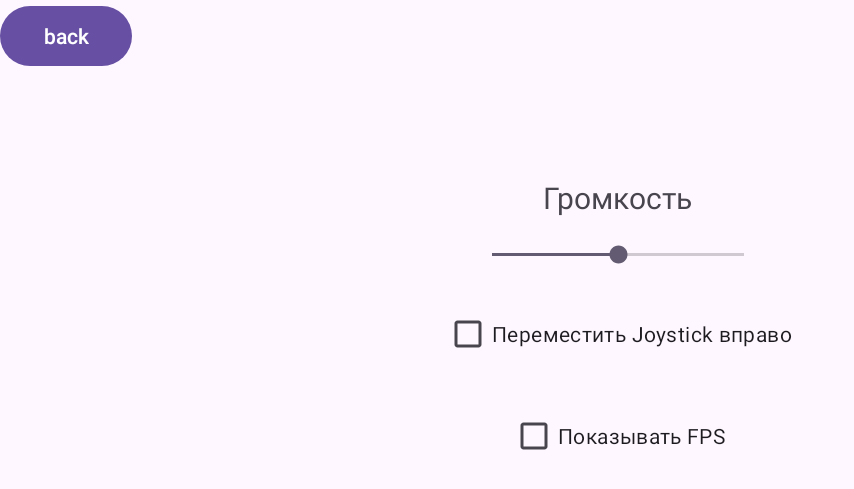
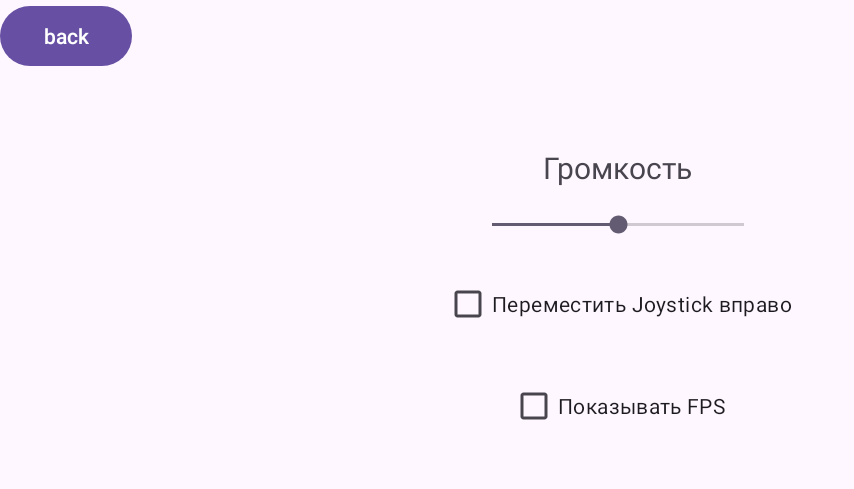
Before and after one commit to AlexandrSamsumgSchool/MyGame, an Android app: the Options screen opened directly, with no data from a screen before it, on a phone screen of 824 x 412 dp (held sideways). Shown: the top 489 px of the screen, without its empty margins (0-854 px from the left). Run offline under Robolectric (Android 15) with nearby library versions, the phone set to English and light mode, and no system bars.

Commit message:
Final Commit

```diff
--- a/app/src/main/res/layout/activity_options.xml
+++ b/app/src/main/res/layout/activity_options.xml
@@ -11,23 +11,26 @@
         android:layout_width="wrap_content"
         android:layout_height="wrap_content"
         android:text="back"
+
         />
     <TextView
         android:layout_width="wrap_content"
         android:layout_height="wrap_content"
         android:layout_gravity="center"
-        android:layout_marginTop="70dp"
+        android:layout_marginTop="50dp"
         android:textSize="20sp"
        android:text="Громкость"
         />
+
     <SeekBar
-        android:layout_marginTop="15dp"
         android:id="@+id/seekbar"
         android:layout_width="200dp"
         android:layout_height="wrap_content"
         android:layout_gravity="center"
+        android:layout_marginTop="15dp"
 
         />
+
     <CheckBox
         android:id="@+id/sw"
         android:layout_marginTop="20dp"
```
